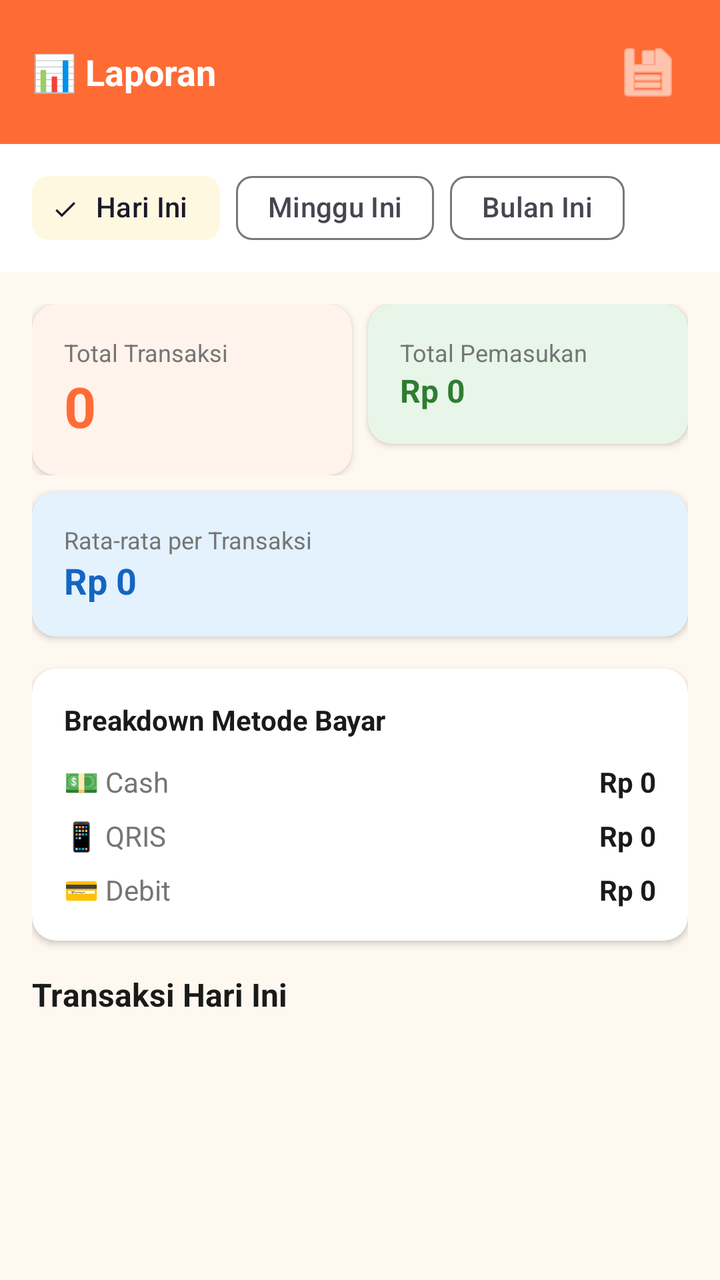
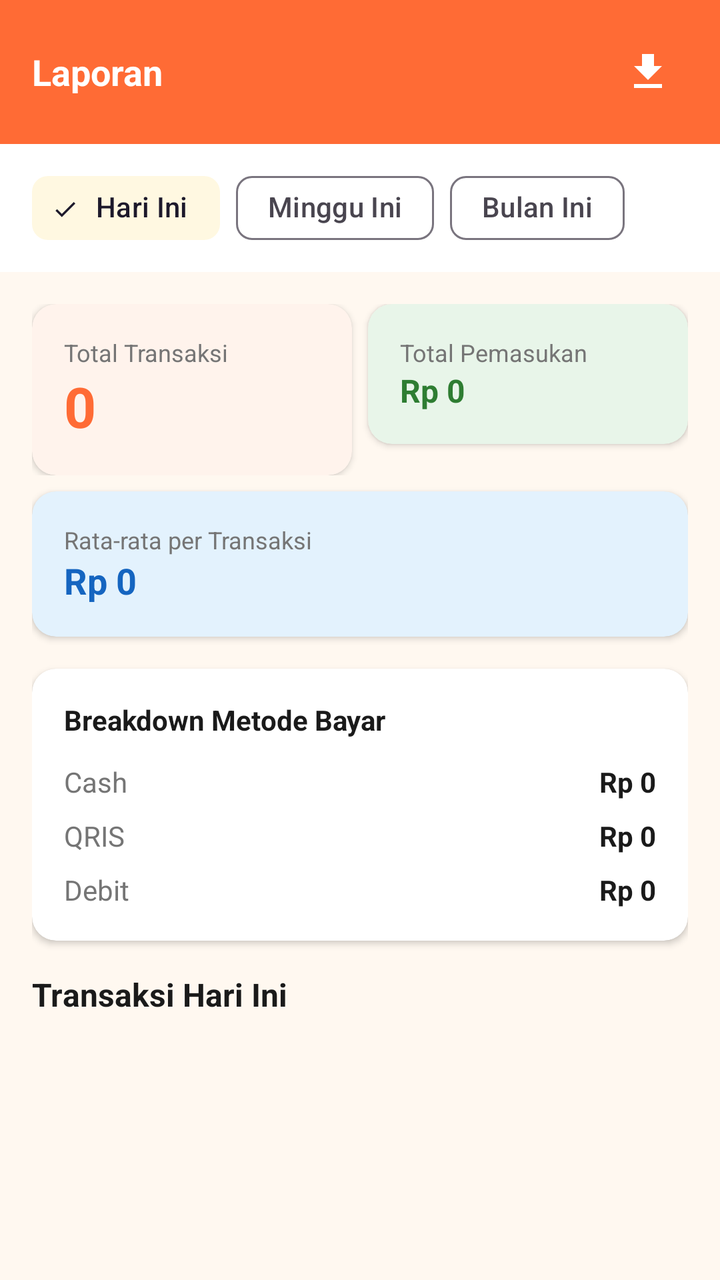

Screens rendered from an Android XML layout before and after an edit, with the pre-edit source and the edit as a unified diff.
<!-- AndroidManifest.xml: application theme Theme.MiePos -->
<!-- res/layout/fragment_laporan.xml -->
<?xml version="1.0" encoding="utf-8"?>
<LinearLayout xmlns:android="http://schemas.android.com/apk/res/android"
    xmlns:app="http://schemas.android.com/apk/res-auto"
    android:layout_width="match_parent"
    android:layout_height="match_parent"
    android:orientation="vertical"
    android:background="@color/background">

    <LinearLayout
        android:layout_width="match_parent"
        android:layout_height="wrap_content"
        android:background="@color/primary"
        android:orientation="horizontal"
        android:padding="16dp"
        android:gravity="center_vertical">

        <TextView
            android:layout_width="0dp"
            android:layout_height="wrap_content"
            android:layout_weight="1"
            android:text="📊 Laporan"
            android:textColor="@color/on_primary"
            android:textSize="18sp"
            android:textStyle="bold" />

        <ImageButton
            android:id="@+id/btnExport"
            android:layout_width="40dp"
            android:layout_height="40dp"
            android:background="?attr/selectableItemBackgroundBorderless"
            android:src="@android:drawable/ic_menu_save"
            android:tint="@color/on_primary"
            android:contentDescription="Export" />
    </LinearLayout>

    <com.google.android.material.chip.ChipGroup
        android:id="@+id/chipGroupPeriod"
        android:layout_width="match_parent"
        android:layout_height="wrap_content"
        android:paddingHorizontal="16dp"
        android:paddingVertical="8dp"
        android:background="@color/surface"
        app:singleSelection="true"
        app:selectionRequired="true">

        <com.google.android.material.chip.Chip
            android:id="@+id/chipHariIni"
            style="@style/Widget.Material3.Chip.Filter"
            android:layout_width="wrap_content"
            android:layout_height="wrap_content"
            android:text="Hari Ini"
            android:checked="true" />

        <com.google.android.material.chip.Chip
            android:id="@+id/chipMingguIni"
            style="@style/Widget.Material3.Chip.Filter"
            android:layout_width="wrap_content"
            android:layout_height="wrap_content"
            android:text="Minggu Ini" />

        <com.google.android.material.chip.Chip
            android:id="@+id/chipBulanIni"
            style="@style/Widget.Material3.Chip.Filter"
            android:layout_width="wrap_content"
            android:layout_height="wrap_content"
            android:text="Bulan Ini" />
    </com.google.android.material.chip.ChipGroup>

    <ScrollView
        android:layout_width="match_parent"
        android:layout_height="match_parent">

        <LinearLayout
            android:layout_width="match_parent"
            android:layout_height="wrap_content"
            android:orientation="vertical"
            android:padding="16dp">

            
            <LinearLayout
                android:layout_width="match_parent"
                android:layout_height="wrap_content"
                android:orientation="horizontal"
                android:layout_marginBottom="8dp">

                <androidx.cardview.widget.CardView
                    android:layout_width="0dp"
                    android:layout_height="wrap_content"
                    android:layout_weight="1"
                    android:layout_marginEnd="8dp"
                    app:cardCornerRadius="12dp"
                    app:cardElevation="2dp"
                    app:cardBackgroundColor="@color/card_orange">
                    <LinearLayout android:layout_width="match_parent"
                        android:layout_height="wrap_content"
                        android:orientation="vertical" android:padding="16dp">
                        <TextView android:layout_width="wrap_content"
                            android:layout_height="wrap_content"
                            android:text="Total Transaksi"
                            android:textSize="12sp" android:textColor="@color/text_secondary" />
                        <TextView android:id="@+id/tvTotalTransaksi"
                            android:layout_width="wrap_content"
                            android:layout_height="wrap_content"
                            android:text="0"
                            android:textSize="28sp" android:textStyle="bold"
                            android:textColor="@color/primary" />
                    </LinearLayout>
                </androidx.cardview.widget.CardView>

                <androidx.cardview.widget.CardView
                    android:layout_width="0dp"
                    android:layout_height="wrap_content"
                    android:layout_weight="1"
                    app:cardCornerRadius="12dp"
                    app:cardElevation="2dp"
                    app:cardBackgroundColor="@color/card_green">
                    <LinearLayout android:layout_width="match_parent"
                        android:layout_height="wrap_content"
                        android:orientation="vertical" android:padding="16dp">
                        <TextView android:layout_width="wrap_content"
                            android:layout_height="wrap_content"
                            android:text="Total Pemasukan"
                            android:textSize="12sp" android:textColor="@color/text_secondary" />
                        <TextView android:id="@+id/tvTotalPemasukan"
                            android:layout_width="wrap_content"
                            android:layout_height="wrap_content"
                            android:text="Rp 0"
                            android:textSize="16sp" android:textStyle="bold"
                            android:textColor="@color/success" />
                    </LinearLayout>
                </androidx.cardview.widget.CardView>
            </LinearLayout>

            
            <androidx.cardview.widget.CardView
                android:layout_width="match_parent"
                android:layout_height="wrap_content"
                android:layout_marginBottom="16dp"
                app:cardCornerRadius="12dp"
                app:cardElevation="2dp"
                app:cardBackgroundColor="@color/card_blue">
                <LinearLayout android:layout_width="match_parent"
                    android:layout_height="wrap_content"
                    android:orientation="vertical" android:padding="16dp">
                    <TextView android:layout_width="wrap_content"
                        android:layout_height="wrap_content"
                        android:text="Rata-rata per Transaksi"
                        android:textSize="12sp" android:textColor="@color/text_secondary" />
                    <TextView android:id="@+id/tvRataRata"
                        android:layout_width="wrap_content"
                        android:layout_height="wrap_content"
                        android:text="Rp 0"
                        android:textSize="18sp" android:textStyle="bold"
                        android:textColor="#1565C0" />
                </LinearLayout>
            </androidx.cardview.widget.CardView>

            
            <androidx.cardview.widget.CardView
                android:layout_width="match_parent"
                android:layout_height="wrap_content"
                android:layout_marginBottom="16dp"
                app:cardCornerRadius="12dp"
                app:cardElevation="2dp">

                <LinearLayout android:layout_width="match_parent"
                    android:layout_height="wrap_content"
                    android:orientation="vertical" android:padding="16dp">

                    <TextView android:layout_width="wrap_content"
                        android:layout_height="wrap_content"
                        android:text="Breakdown Metode Bayar"
                        android:textSize="14sp" android:textStyle="bold"
                        android:textColor="@color/text_primary"
                        android:layout_marginBottom="12dp" />

                    <LinearLayout android:layout_width="match_parent"
                        android:layout_height="wrap_content" android:orientation="horizontal">
                        <TextView android:layout_width="0dp" android:layout_height="wrap_content"
                            android:layout_weight="1" android:text="💵 Cash"
                            android:textColor="@color/text_secondary" />
                        <TextView android:id="@+id/tvCashTotal"
                            android:layout_width="wrap_content" android:layout_height="wrap_content"
                            android:text="Rp 0" android:textColor="@color/text_primary"
                            android:textStyle="bold" />
                    </LinearLayout>

                    <LinearLayout android:layout_width="match_parent"
                        android:layout_height="wrap_content" android:orientation="horizontal"
                        android:layout_marginTop="8dp">
                        <TextView android:layout_width="0dp" android:layout_height="wrap_content"
                            android:layout_weight="1" android:text="📱 QRIS"
                            android:textColor="@color/text_secondary" />
                        <TextView android:id="@+id/tvQrisTotal"
                            android:layout_width="wrap_content" android:layout_height="wrap_content"
                            android:text="Rp 0" android:textColor="@color/text_primary"
                            android:textStyle="bold" />
                    </LinearLayout>

                    <LinearLayout android:layout_width="match_parent"
                        android:layout_height="wrap_content" android:orientation="horizontal"
                        android:layout_marginTop="8dp">
                        <TextView android:layout_width="0dp" android:layout_height="wrap_content"
                            android:layout_weight="1" android:text="💳 Debit"
                            android:textColor="@color/text_secondary" />
                        <TextView android:id="@+id/tvDebitTotal"
                            android:layout_width="wrap_content" android:layout_height="wrap_content"
                            android:text="Rp 0" android:textColor="@color/text_primary"
                            android:textStyle="bold" />
                    </LinearLayout>
                </LinearLayout>
            </androidx.cardview.widget.CardView>

            
            <TextView android:layout_width="match_parent"
                android:layout_height="wrap_content"
                android:id="@+id/tvListHeader"
                android:text="Transaksi Hari Ini"
                android:textSize="16sp" android:textStyle="bold"
                android:textColor="@color/text_primary"
                android:layout_marginBottom="8dp" />

            <androidx.recyclerview.widget.RecyclerView
                android:id="@+id/rvTransactions"
                android:layout_width="match_parent"
                android:layout_height="wrap_content"
                android:nestedScrollingEnabled="false" />

        </LinearLayout>
    </ScrollView>
</LinearLayout>
<!-- resources referenced by this layout -->
<resources>
  <color name="background">#FFF8F0</color>
  <color name="card_blue">#E3F2FD</color>
  <color name="card_green">#E8F5E9</color>
  <color name="card_orange">#FFF3EC</color>
  <color name="on_primary">#FFFFFF</color>
  <color name="primary">#FF6B35</color>
  <color name="success">#2E7D32</color>
  <color name="surface">#FFFFFF</color>
  <color name="text_primary">#1A1A1A</color>
  <color name="text_secondary">#757575</color>
  <style name="Theme.MiePos" parent="Theme.Material3.Light.NoActionBar">
          <item name="colorPrimary">@color/primary</item>
          <item name="colorPrimaryContainer">@color/primary_light</item>
          <item name="colorOnPrimaryContainer">@color/text_primary</item>
          <item name="colorOnPrimary">@color/on_primary</item>
          <item name="colorSecondary">@color/secondary</item>
          <item name="colorSecondaryContainer">@color/card_yellow</item>
          <item name="android:colorBackground">@color/background</item>
          <item name="colorSurface">@color/surface</item>
          <item name="colorError">@color/error</item>
      </style>
  <color name="primary_light">#FFAA80</color>
  <color name="secondary">#FFB800</color>
  <color name="card_yellow">#FFF8E1</color>
  <color name="error">#C62828</color>
</resources>

<!-- the commit's change to res/layout/fragment_laporan.xml (unified diff, before → after) -->
@@ -18,7 +18,7 @@
             android:layout_width="0dp"
             android:layout_height="wrap_content"
             android:layout_weight="1"
-            android:text="📊 Laporan"
+            android:text="Laporan"
             android:textColor="@color/on_primary"
             android:textSize="18sp"
             android:textStyle="bold" />
@@ -28,7 +28,7 @@
             android:layout_width="40dp"
             android:layout_height="40dp"
             android:background="?attr/selectableItemBackgroundBorderless"
-            android:src="@android:drawable/ic_menu_save"
+            android:src="@drawable/ic_download"
             android:tint="@color/on_primary"
             android:contentDescription="Export" />
     </LinearLayout>
@@ -177,7 +177,7 @@
                     <LinearLayout android:layout_width="match_parent"
                         android:layout_height="wrap_content" android:orientation="horizontal">
                         <TextView android:layout_width="0dp" android:layout_height="wrap_content"
-                            android:layout_weight="1" android:text="💵 Cash"
+                            android:layout_weight="1" android:text="Cash"
                             android:textColor="@color/text_secondary" />
                         <TextView android:id="@+id/tvCashTotal"
                             android:layout_width="wrap_content" android:layout_height="wrap_content"
@@ -189,7 +189,7 @@
                         android:layout_height="wrap_content" android:orientation="horizontal"
                         android:layout_marginTop="8dp">
                         <TextView android:layout_width="0dp" android:layout_height="wrap_content"
-                            android:layout_weight="1" android:text="📱 QRIS"
+                            android:layout_weight="1" android:text="QRIS"
                             android:textColor="@color/text_secondary" />
                         <TextView android:id="@+id/tvQrisTotal"
                             android:layout_width="wrap_content" android:layout_height="wrap_content"
@@ -201,7 +201,7 @@
                         android:layout_height="wrap_content" android:orientation="horizontal"
                         android:layout_marginTop="8dp">
                         <TextView android:layout_width="0dp" android:layout_height="wrap_content"
-                            android:layout_weight="1" android:text="💳 Debit"
+                            android:layout_weight="1" android:text="Debit"
                             android:textColor="@color/text_secondary" />
                         <TextView android:id="@+id/tvDebitTotal"
                             android:layout_width="wrap_content" android:layout_height="wrap_content"
<!-- resource entries referenced after the edit -->
@@ -10,6 +10,16 @@
   <color name="surface">#FFFFFF</color>
   <color name="text_primary">#1A1A1A</color>
   <color name="text_secondary">#757575</color>
+  <!-- drawable ic_download (drawable) -->
+  <?xml version="1.0" encoding="utf-8"?>
+  <vector xmlns:android="http://schemas.android.com/apk/res/android"
+      android:width="24dp"
+      android:height="24dp"
+      android:viewportWidth="24"
+      android:viewportHeight="24">
+      <path android:fillColor="@android:color/white"
+          android:pathData="M19,9h-4V3H9v6H5l7,7 7,-7zM5,18v2h14v-2H5z"/>
+  </vector>
   <style name="Theme.MiePos" parent="Theme.Material3.Light.NoActionBar">
           <item name="colorPrimary">@color/primary</item>
           <item name="colorPrimaryContainer">@color/primary_light</item>
